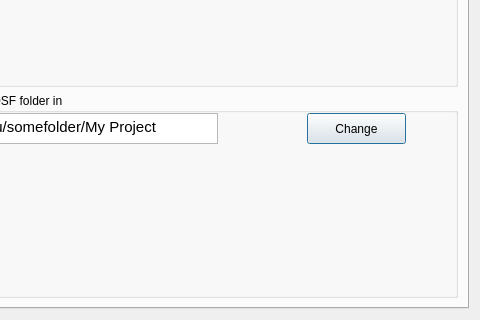
CenterForOpenScience/osf-sync, file osfoffline/gui/qt/static/preferences.ui: the form before one commit; both pictures show x 155 to 635 and y 165 to 485 of the 635 by 485 pixel window.
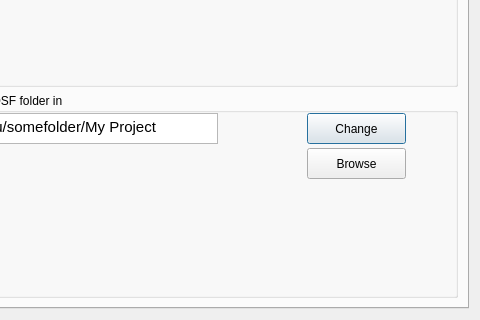
The form after the commit. The open tabs and pages were chosen to show the change.

Commit message: Add: browse for file option when changing folder

The edit to the form file:
```diff
--- a/osfoffline/gui/qt/static/preferences.ui
+++ b/osfoffline/gui/qt/static/preferences.ui
@@ -67,6 +67,19 @@
              <string>Change</string>
             </property>
            </widget>
+           <widget class="QPushButton" name="browseFolderButton">
+            <property name="geometry">
+             <rect>
+              <x>440</x>
+              <y>55</y>
+              <width>99</width>
+              <height>31</height>
+             </rect>
+            </property>
+            <property name="text">
+             <string>Browse</string>
+            </property>
+           </widget>
            <widget class="QTextEdit" name="containingFolderTextEdit">
             <property name="geometry">
              <rect>
```
The commit also changes 2 other files.
